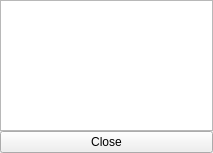
Old version of the form SharedPainter/PainterListWindow.ui in the repository gunoodaddy/SharedPainter.
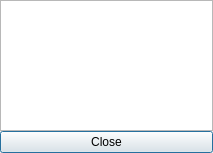
New version of the form.

Patch:
```diff
--- a/SharedPainter/PainterListWindow.ui
+++ b/SharedPainter/PainterListWindow.ui
@@ -1,7 +1,7 @@
 <?xml version="1.0" encoding="UTF-8"?>
 <ui version="4.0">
  <class>PainterListWindow</class>
- <widget class="QWidget" name="PainterListWindow">
+ <widget class="QDialog" name="PainterListWindow">
   <property name="geometry">
    <rect>
     <x>0</x>
@@ -13,6 +13,9 @@
   <property name="windowTitle">
    <string>Painter List</string>
   </property>
+  <property name="sizeGripEnabled">
+   <bool>false</bool>
+  </property>
   <layout class="QVBoxLayout" name="verticalLayout">
    <property name="spacing">
     <number>0</number>
```
